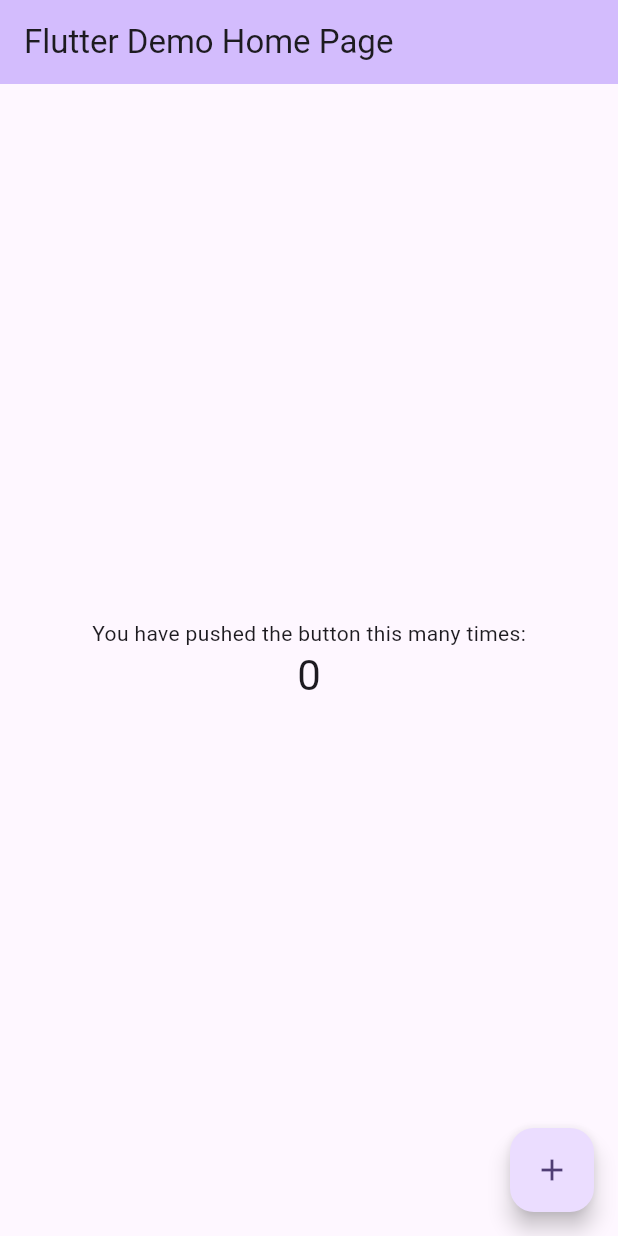
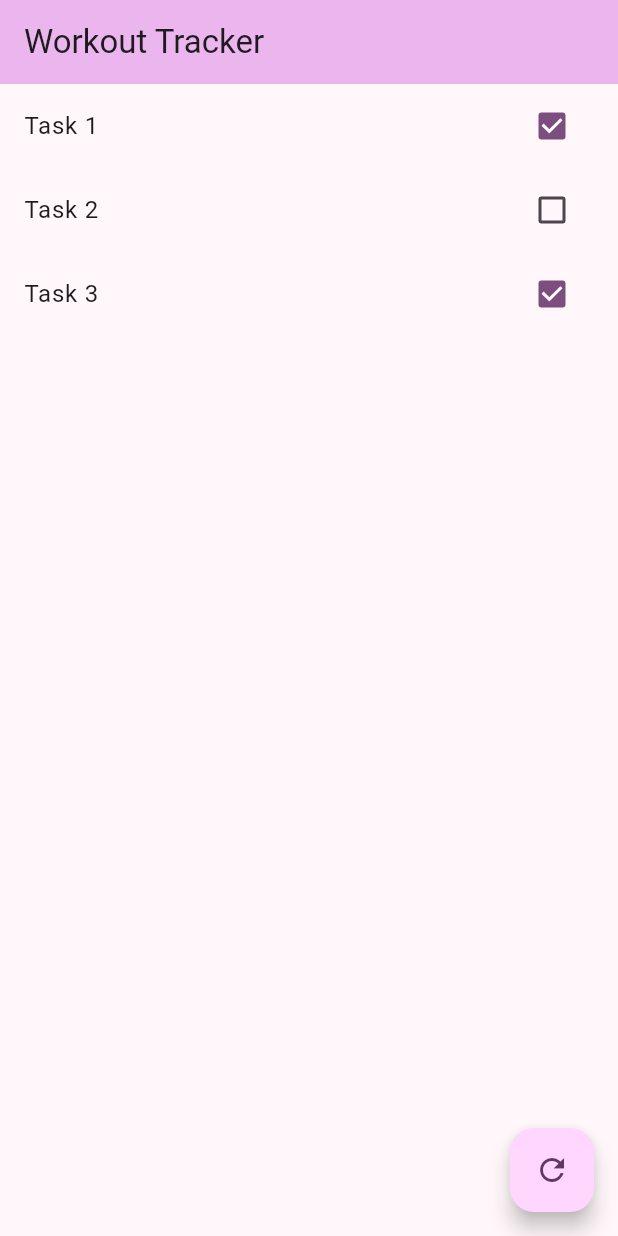
Before and after one commit to brianhsu98/workout-generator, a Flutter app: the screen it shows after launch, on a phone screen of 412 x 824 dp. Run offline on Flutter 3.47's test engine with Material 2 defaults, Android fonts, the phone set to English and light mode, and no system bars.

Commit message:
Modularizing + reformatting

```diff
--- a/frontend/lib/main.dart
+++ b/frontend/lib/main.dart
@@ -11,27 +11,12 @@ class MyApp extends StatelessWidget {
   @override
   Widget build(BuildContext context) {
     return MaterialApp(
-      title: 'Flutter Demo',
+      title: 'Workout Tracker',
       theme: ThemeData(
-        // This is the theme of your application.
-        //
-        // TRY THIS: Try running your application with "flutter run". You'll see
-        // the application has a blue toolbar. Then, without quitting the app,
-        // try changing the seedColor in the colorScheme below to Colors.green
-        // and then invoke "hot reload" (save your changes or press the "hot
-        // reload" button in a Flutter-supported IDE, or press "r" if you used
-        // the command line to start the app).
-        //
-        // Notice that the counter didn't reset back to zero; the application
-        // state is not lost during the reload. To reset the state, use hot
-        // restart instead.
-        //
-        // This works for code too, not just values: Most code changes can be
-        // tested with just a hot reload.
-        colorScheme: ColorScheme.fromSeed(seedColor: Colors.deepPurple),
+        colorScheme: ColorScheme.fromSeed(seedColor: Colors.purple),
         useMaterial3: true,
       ),
-      home: const MyHomePage(title: 'Flutter Demo Home Page'),
+      home: const MyHomePage(title: "Workout Tracker"),
     );
   }
 }
@@ -54,8 +39,49 @@ class MyHomePage extends StatefulWidget {
   State<MyHomePage> createState() => _MyHomePageState();
 }
 
+class WorkoutTaskList extends StatefulWidget {
+  final Map<String, bool> workoutTaskToState;
+
+  const WorkoutTaskList({
+    super.key,
+    required this.workoutTaskToState,
+  });
+
+  @override
+  _WorkoutTaskListState createState() => _WorkoutTaskListState();
+}
+
+class _WorkoutTaskListState extends State<WorkoutTaskList> {
+  @override
+  Widget build(BuildContext context) {
+    var workoutTasks = widget.workoutTaskToState.entries.toList();
+
+    return ListView.builder(
+      itemCount: workoutTasks.length,
+      scrollDirection: Axis.vertical,
+      shrinkWrap: true,
+      itemBuilder: (context, index) {
+        return CheckboxListTile(
+          value: widget.workoutTaskToState[workoutTasks[index].key],
+          onChanged: (value) {
+            setState(() {
+              widget.workoutTaskToState[workoutTasks[index].key] = value!;
+            });
+          },
+          title: Text(workoutTasks[index].key),
+        );
+      },
+    );
+  }
+}
+
 class _MyHomePageState extends State<MyHomePage> {
   int _counter = 0;
+  Map<String, bool> workoutTaskToState = {
+    'Task 1': true,
+    'Task 2': false,
+    'Task 3': true,
+  };
 
   void _incrementCounter() {
     setState(() {
@@ -70,55 +96,20 @@ class _MyHomePageState extends State<MyHomePage> {
 
   @override
   Widget build(BuildContext context) {
-    // This method is rerun every time setState is called, for instance as done
-    // by the _incrementCounter method above.
-    //
-    // The Flutter framework has been optimized to make rerunning build methods
-    // fast, so that you can just rebuild anything that needs updating rather
-    // than having to individually change instances of widgets.
+    var workoutTasks = workoutTaskToState.entries.toList();
+
     return Scaffold(
       appBar: AppBar(
-        // TRY THIS: Try changing the color here to a specific color (to
-        // Colors.amber, perhaps?) and trigger a hot reload to see the AppBar
-        // change color while the other colors stay the same.
         backgroundColor: Theme.of(context).colorScheme.inversePrimary,
-        // Here we take the value from the MyHomePage object that was created by
-        // the App.build method, and use it to set our appbar title.
         title: Text(widget.title),
       ),
-      body: Center(
-        // Center is a layout widget. It takes a single child and positions it
-        // in the middle of the parent.
-        child: Column(
-          // Column is also a layout widget. It takes a list of children and
-          // arranges them vertically. By default, it sizes itself to fit its
-          // children horizontally, and tries to be as tall as its parent.
-          //
-          // Column has various properties to control how it sizes itself and
-          // how it positions its children. Here we use mainAxisAlignment to
-          // center the children vertically; the main axis here is the vertical
-          // axis because Columns are vertical (the cross axis would be
-          // horizontal).
-          //
-          // TRY THIS: Invoke "debug painting" (choose the "Toggle Debug Paint"
-          // action in the IDE, or press "p" in the console), to see the
-          // wireframe for each widget.
-          mainAxisAlignment: MainAxisAlignment.center,
-          children: <Widget>[
-            const Text(
-              'You have pushed the button this many times:',
-            ),
-            Text(
-              '$_counter',
-              style: Theme.of(context).textTheme.headlineMedium,
-            ),
-          ],
-        ),
-      ),
+      body: Column(
+          children: [WorkoutTaskList(workoutTaskToState: workoutTaskToState)]),
+      // Floating action button to add a new workout task
       floatingActionButton: FloatingActionButton(
         onPressed: _incrementCounter,
         tooltip: 'Increment',
-        child: const Icon(Icons.add),
+        child: const Icon(Icons.refresh),
       ), // This trailing comma makes auto-formatting nicer for build methods.
     );
   }
```
